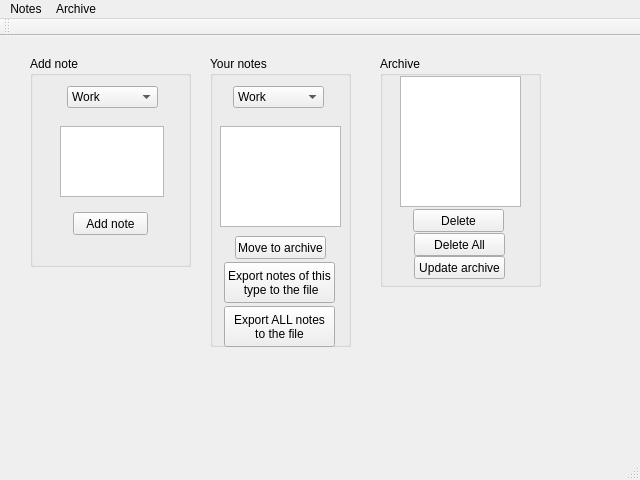
Above: Notes/mainwindow.ui from rostikmakhanko/OOOP before the change. Below: the same form after it.
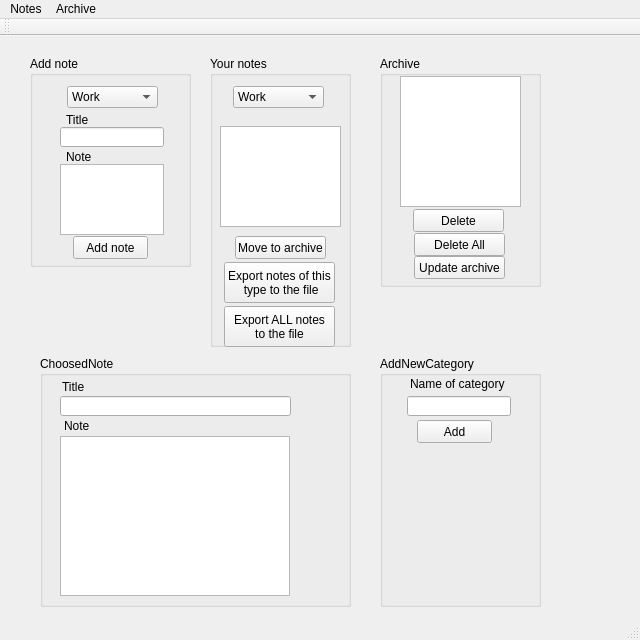
That is the form after the change.

Patch:
```diff
--- a/Notes/mainwindow.ui
+++ b/Notes/mainwindow.ui
@@ -7,7 +7,7 @@
     <x>0</x>
     <y>0</y>
     <width>640</width>
-    <height>480</height>
+    <height>640</height>
    </rect>
   </property>
   <property name="focusPolicy">
@@ -33,7 +33,7 @@
      <property name="geometry">
       <rect>
        <x>43</x>
-       <y>156</y>
+       <y>180</y>
        <width>75</width>
        <height>23</height>
       </rect>
@@ -46,7 +46,7 @@
      <property name="geometry">
       <rect>
        <x>30</x>
-       <y>70</y>
+       <y>108</y>
        <width>104</width>
        <height>71</height>
       </rect>
@@ -80,6 +80,42 @@
       </property>
      </item>
     </widget>
+    <widget class="QLabel" name="label">
+     <property name="geometry">
+      <rect>
+       <x>36</x>
+       <y>94</y>
+       <width>47</width>
+       <height>13</height>
+      </rect>
+     </property>
+     <property name="text">
+      <string>Note</string>
+     </property>
+    </widget>
+    <widget class="QLabel" name="label_2">
+     <property name="geometry">
+      <rect>
+       <x>36</x>
+       <y>57</y>
+       <width>47</width>
+       <height>13</height>
+      </rect>
+     </property>
+     <property name="text">
+      <string>Title</string>
+     </property>
+    </widget>
+    <widget class="QLineEdit" name="addNoteLineEdit">
+     <property name="geometry">
+      <rect>
+       <x>30</x>
+       <y>71</y>
+       <width>104</width>
+       <height>20</height>
+      </rect>
+     </property>
+    </widget>
    </widget>
    <widget class="QGroupBox" name="groupBox_2">
     <property name="geometry">
@@ -244,6 +280,120 @@
      </property>
     </widget>
    </widget>
+   <widget class="QGroupBox" name="groupBox_4">
+    <property name="geometry">
+     <rect>
+      <x>40</x>
+      <y>320</y>
+      <width>311</width>
+      <height>251</height>
+     </rect>
+    </property>
+    <property name="title">
+     <string>ChoosedNote</string>
+    </property>
+    <widget class="QPlainTextEdit" name="choosedNotePlainTextEdit">
+     <property name="geometry">
+      <rect>
+       <x>20</x>
+       <y>80</y>
+       <width>230</width>
+       <height>160</height>
+      </rect>
+     </property>
+     <property name="readOnly">
+      <bool>true</bool>
+     </property>
+    </widget>
+    <widget class="QLabel" name="label_3">
+     <property name="geometry">
+      <rect>
+       <x>24</x>
+       <y>63</y>
+       <width>47</width>
+       <height>13</height>
+      </rect>
+     </property>
+     <property name="text">
+      <string>Note</string>
+     </property>
+    </widget>
+    <widget class="QLabel" name="label_4">
+     <property name="geometry">
+      <rect>
+       <x>22</x>
+       <y>24</y>
+       <width>47</width>
+       <height>13</height>
+      </rect>
+     </property>
+     <property name="text">
+      <string>Title</string>
+     </property>
+    </widget>
+    <widget class="QLineEdit" name="choosedNoteLineEdit">
+     <property name="geometry">
+      <rect>
+       <x>20</x>
+       <y>40</y>
+       <width>231</width>
+       <height>20</height>
+      </rect>
+     </property>
+     <property name="readOnly">
+      <bool>true</bool>
+     </property>
+    </widget>
+   </widget>
+   <widget class="QGroupBox" name="groupBox_5">
+    <property name="geometry">
+     <rect>
+      <x>380</x>
+      <y>320</y>
+      <width>161</width>
+      <height>251</height>
+     </rect>
+    </property>
+    <property name="title">
+     <string>AddNewCategory</string>
+    </property>
+    <widget class="QLineEdit" name="addNewCategoryLineEdit">
+     <property name="geometry">
+      <rect>
+       <x>27</x>
+       <y>40</y>
+       <width>104</width>
+       <height>20</height>
+      </rect>
+     </property>
+    </widget>
+    <widget class="QLabel" name="label_5">
+     <property name="geometry">
+      <rect>
+       <x>30</x>
+       <y>20</y>
+       <width>111</width>
+       <height>16</height>
+      </rect>
+     </property>
+     <property name="text">
+      <string>Name of category</string>
+     </property>
+    </widget>
+    <widget class="QPushButton" name="addNewCategoryPushButton">
+     <property name="geometry">
+      <rect>
+       <x>37</x>
+       <y>64</y>
+       <width>75</width>
+       <height>23</height>
+      </rect>
+     </property>
+     <property name="text">
+      <string>Add</string>
+     </property>
+    </widget>
+   </widget>
   </widget>
   <widget class="QMenuBar" name="menuBar">
    <property name="geometry">
```
